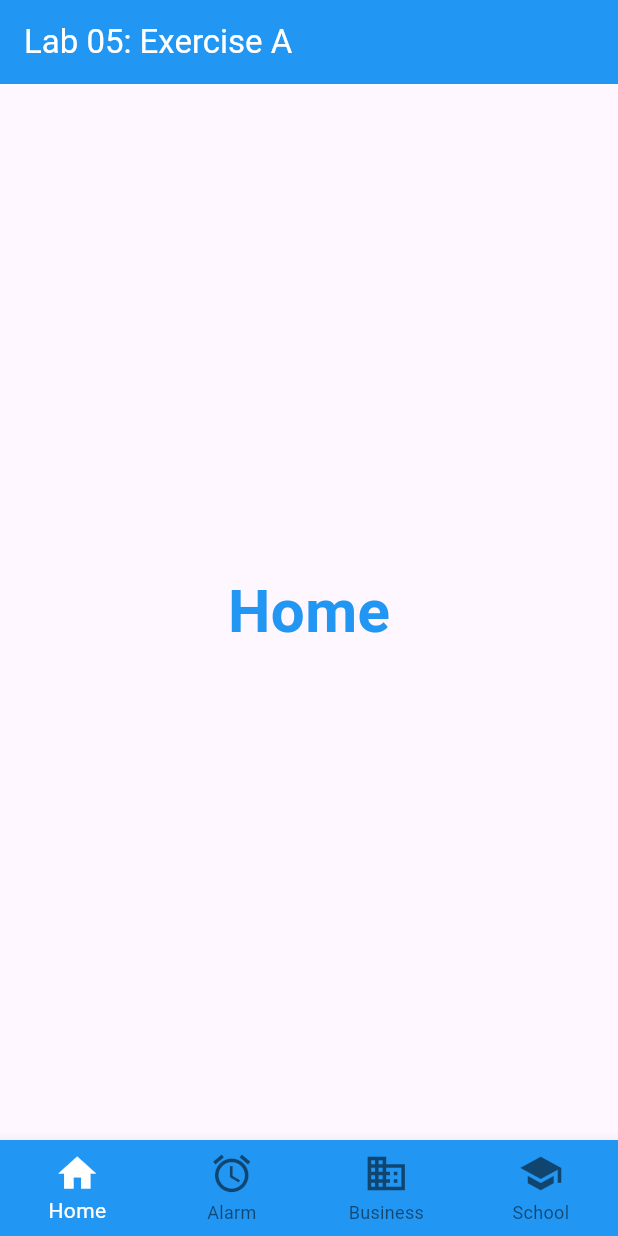
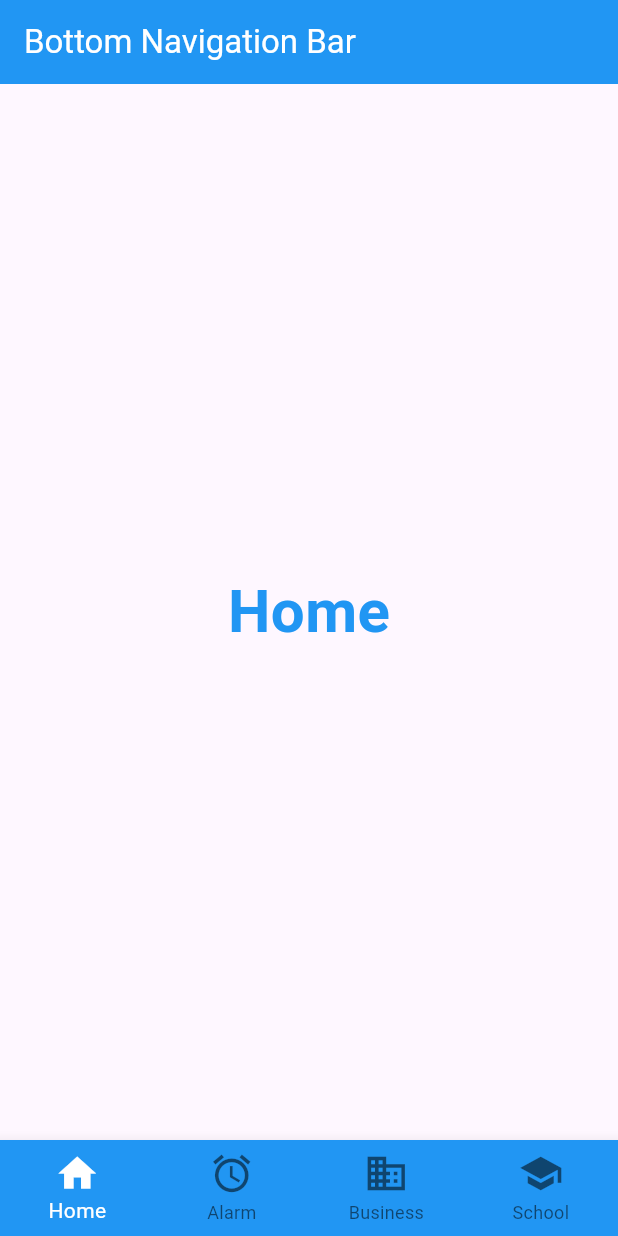
Before and after one commit to Vnceee/TMA3084_G02_106653_Lab05_Lesson07, a Flutter app: the screen it shows after launch, on a phone screen of 412 x 824 dp. Run offline on Flutter 3.47's test engine with Material 3 defaults, Android fonts, the phone set to English and light mode, and no system bars.

Commit message:
Update AppBar title on feature branch

```diff
--- a/lab_a/lib/main.dart
+++ b/lab_a/lib/main.dart
@@ -43,7 +43,7 @@ class BottomNavLab extends StatelessWidget {
 
     return Scaffold(
       appBar: AppBar(
-        title: const Text('Lab 05: Exercise A'),
+        title: const Text('Bottom Navigation Bar'),
         backgroundColor: Colors.blue,
         foregroundColor: Colors.white,
       ),
```
